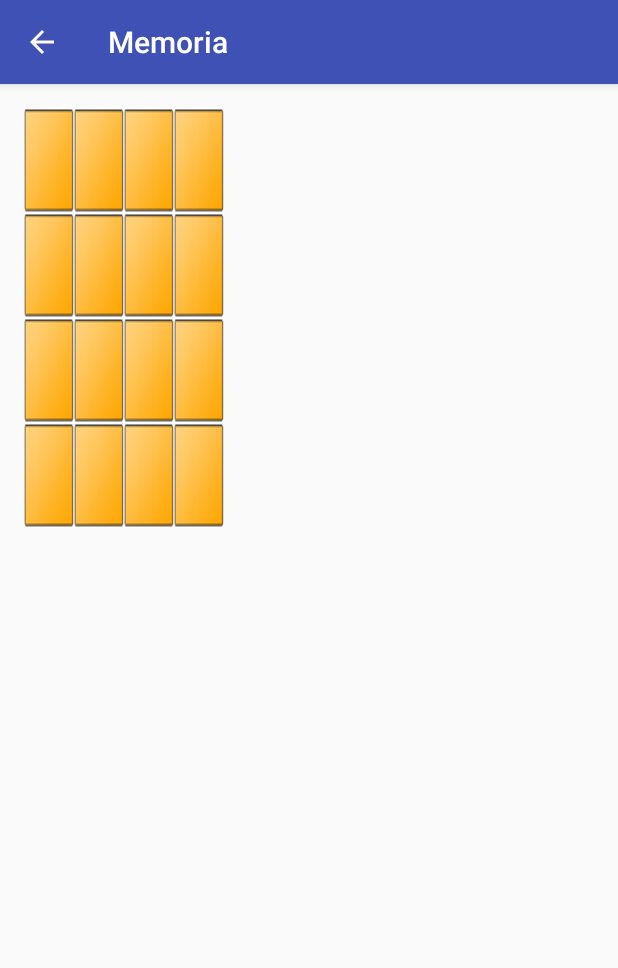
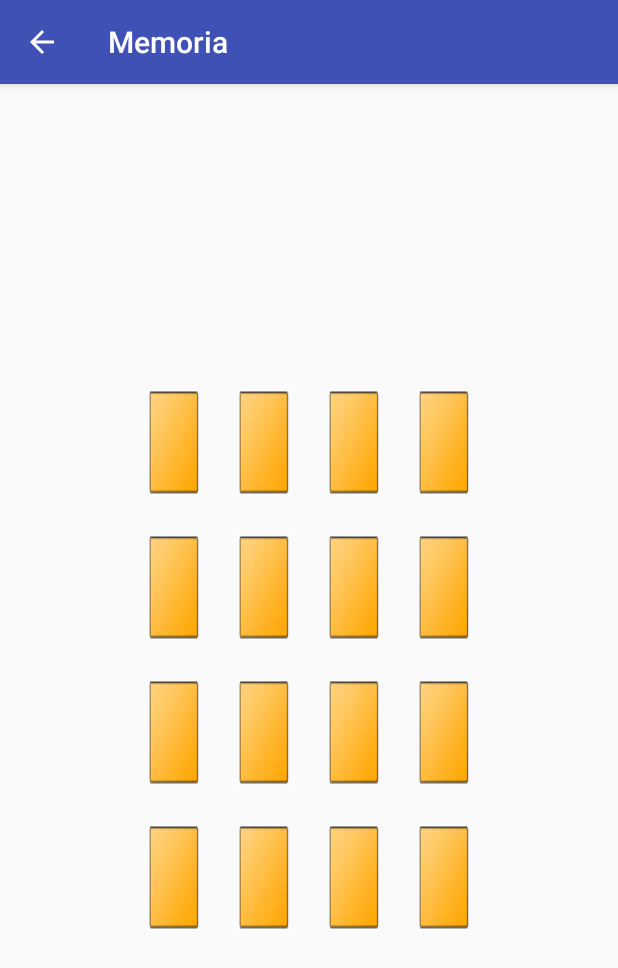
Before and after one commit to ocorella/tcu501app, an Android app: the MemoriaActivity screen opened directly, with no data from a screen before it, on a phone screen of 412 x 824 dp. Shown: the top 968 px of the screen. Run offline under Robolectric (Android 15) with nearby library versions, the phone set to English and light mode, and no system bars.

Commit message:
Centrado, espaciado y ajuste de orientación de los botones

```diff
--- a/app/src/main/java/comsiteucrtcu501/google/httpssites/tcu501/MemoryButton.java
+++ b/app/src/main/java/comsiteucrtcu501/google/httpssites/tcu501/MemoryButton.java
@@ -43,6 +43,7 @@ public class MemoryButton extends Button {
 
         GridLayout.LayoutParams tempParams = new GridLayout.LayoutParams(GridLayout.spec(r), GridLayout.spec(c));
         tempParams.width = (int)getResources().getDisplayMetrics().density * 50;
+        tempParams.setMargins(20,20,20,20);
 
         setLayoutParams(tempParams);
     }
--- a/app/src/main/res/layout/activity_memoria.xml
+++ b/app/src/main/res/layout/activity_memoria.xml
@@ -2,15 +2,17 @@
 <GridLayout xmlns:android="http://schemas.android.com/apk/res/android"
     xmlns:app="http://schemas.android.com/apk/res-auto"
     xmlns:tools="http://schemas.android.com/tools"
-    android:layout_width="match_parent"
-    android:layout_height="match_parent"
+    android:layout_width="wrap_content"
+    android:layout_height="wrap_content"
     android:paddingBottom="@dimen/activity_vertical_margin"
     android:paddingLeft="@dimen/activity_horizontal_margin"
     android:paddingRight="@dimen/activity_horizontal_margin"
     android:paddingTop="@dimen/activity_vertical_margin"
     tools:context="comsiteucrtcu501.google.httpssites.tcu501.MemoriaActivity"
     android:id="@+id/grid_layout_4x4"
-    android:rowCount="4"
-    android:columnCount="4">
+    android:rowCount="@integer/rows"
+    android:columnCount="@integer/columns"
+    android:layout_gravity="center"
+    >
 
 </GridLayout>
--- /dev/null
+++ b/app/src/main/res/values-land/dimens.xml
@@ -0,0 +1,6 @@
+<?xml version="1.0" encoding="utf-8"?>
+<resources>
+    <!-- Memory Game -->
+    <integer name="rows">2</integer>
+    <integer name="columns">8</integer>
+</resources>
--- a/app/src/main/res/values/dimens.xml
+++ b/app/src/main/res/values/dimens.xml
@@ -11,4 +11,8 @@
     <integer name="medium_size">20</integer>
     <dimen name="large_brush">30dp</dimen>
     <integer name="large_size">30</integer>
+
+    <!-- Memory Game -->
+    <integer name="rows">4</integer>
+    <integer name="columns">4</integer>
 </resources>
```
